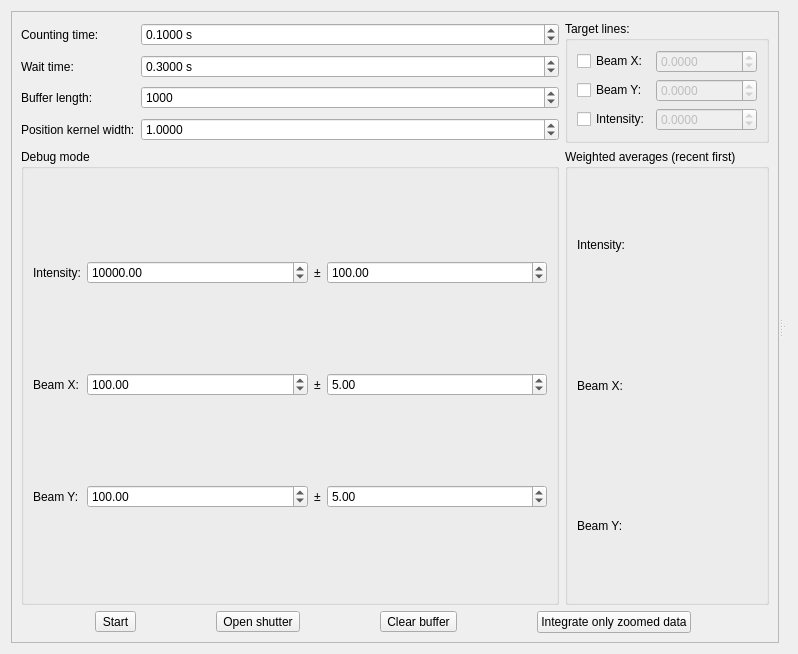
Old version of the form cct/qtgui2/measurement/monitor/monitor.ui in the repository awacha/cct.
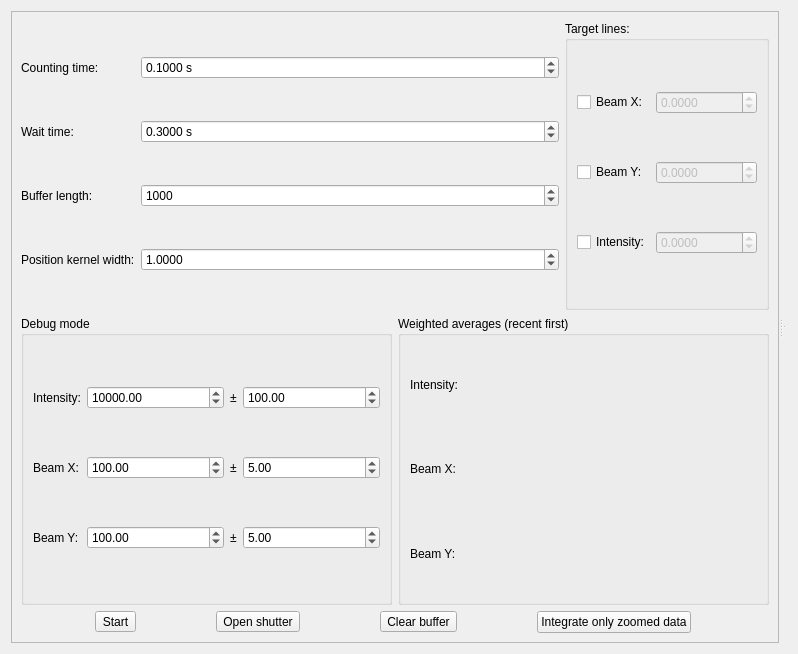
New version of the form. Icons and pictures are not drawn.

Commit message: Improving beam monitor

Patch:
```diff
--- a/cct/qtgui2/measurement/monitor/monitor.ui
+++ b/cct/qtgui2/measurement/monitor/monitor.ui
@@ -30,8 +30,236 @@
       <property name="frameShadow">
        <enum>QFrame::Raised</enum>
       </property>
-      <layout class="QGridLayout" name="gridLayout">
-       <item row="5" column="0" colspan="2">
+      <layout class="QVBoxLayout" name="verticalLayout_2">
+       <item>
+        <layout class="QHBoxLayout" name="horizontalLayout">
+         <item>
+          <layout class="QGridLayout" name="gridLayout_5">
+           <item row="3" column="0">
+            <widget class="QLabel" name="label_4">
+             <property name="text">
+              <string>Position kernel width:</string>
+             </property>
+             <property name="buddy">
+              <cstring>positionKDEWidthDoubleSpinBox</cstring>
+             </property>
+            </widget>
+           </item>
+           <item row="0" column="0">
+            <widget class="QLabel" name="label">
+             <property name="text">
+              <string>Counting time:</string>
+             </property>
+             <property name="buddy">
+              <cstring>expTimeDoubleSpinBox</cstring>
+             </property>
+            </widget>
+           </item>
+           <item row="1" column="0">
+            <widget class="QLabel" name="label_3">
+             <property name="text">
+              <string>Wait time:</string>
+             </property>
+             <property name="buddy">
+              <cstring>waitTimeDoubleSpinBox</cstring>
+             </property>
+            </widget>
+           </item>
+           <item row="2" column="0">
+            <widget class="QLabel" name="label_2">
+             <property name="text">
+              <string>Buffer length:</string>
+             </property>
+             <property name="buddy">
+              <cstring>bufferLengthSpinBox</cstring>
+             </property>
+            </widget>
+           </item>
+           <item row="0" column="1">
+            <widget class="QDoubleSpinBox" name="expTimeDoubleSpinBox">
+             <property name="sizePolicy">
+              <sizepolicy hsizetype="Preferred" vsizetype="Fixed">
+               <horstretch>1</horstretch>
+               <verstretch>0</verstretch>
+              </sizepolicy>
+             </property>
+             <property name="suffix">
+              <string> s</string>
+             </property>
+             <property name="decimals">
+              <number>4</number>
+             </property>
+             <property name="minimum">
+              <double>0.000100000000000</double>
+             </property>
+             <property name="maximum">
+              <double>99999.999899999995250</double>
+             </property>
+             <property name="singleStep">
+              <double>0.100000000000000</double>
+             </property>
+             <property name="value">
+              <double>0.100000000000000</double>
+             </property>
+            </widget>
+           </item>
+           <item row="1" column="1">
+            <widget class="QDoubleSpinBox" name="waitTimeDoubleSpinBox">
+             <property name="sizePolicy">
+              <sizepolicy hsizetype="Preferred" vsizetype="Fixed">
+               <horstretch>1</horstretch>
+               <verstretch>0</verstretch>
+              </sizepolicy>
+             </property>
+             <property name="suffix">
+              <string> s</string>
+             </property>
+             <property name="decimals">
+              <number>4</number>
+             </property>
+             <property name="maximum">
+              <double>99999.999899999995250</double>
+             </property>
+             <property name="singleStep">
+              <double>0.100000000000000</double>
+             </property>
+             <property name="value">
+              <double>0.300000000000000</double>
+             </property>
+            </widget>
+           </item>
+           <item row="2" column="1">
+            <widget class="QSpinBox" name="bufferLengthSpinBox">
+             <property name="sizePolicy">
+              <sizepolicy hsizetype="Preferred" vsizetype="Fixed">
+               <horstretch>1</horstretch>
+               <verstretch>0</verstretch>
+              </sizepolicy>
+             </property>
+             <property name="keyboardTracking">
+              <bool>false</bool>
+             </property>
+             <property name="minimum">
+              <number>1</number>
+             </property>
+             <property name="maximum">
+              <number>99999999</number>
+             </property>
+             <property name="value">
+              <number>1000</number>
+             </property>
+            </widget>
+           </item>
+           <item row="3" column="1">
+            <widget class="QDoubleSpinBox" name="positionKDEWidthDoubleSpinBox">
+             <property name="sizePolicy">
+              <sizepolicy hsizetype="Preferred" vsizetype="Fixed">
+               <horstretch>1</horstretch>
+               <verstretch>0</verstretch>
+              </sizepolicy>
+             </property>
+             <property name="keyboardTracking">
+              <bool>false</bool>
+             </property>
+             <property name="decimals">
+              <number>4</number>
+             </property>
+             <property name="minimum">
+              <double>0.000100000000000</double>
+             </property>
+             <property name="maximum">
+              <double>99.999899999999997</double>
+             </property>
+             <property name="value">
+              <double>1.000000000000000</double>
+             </property>
+            </widget>
+           </item>
+          </layout>
+         </item>
+         <item>
+          <widget class="QGroupBox" name="targetGroupBox">
+           <property name="title">
+            <string>Target lines:</string>
+           </property>
+           <layout class="QGridLayout" name="gridLayout_4">
+            <item row="2" column="0">
+             <widget class="QCheckBox" name="intensityTargetCheckBox">
+              <property name="text">
+               <string>Intensity:</string>
+              </property>
+             </widget>
+            </item>
+            <item row="0" column="0">
+             <widget class="QCheckBox" name="beamXTargetCheckBox">
+              <property name="text">
+               <string>Beam X:</string>
+              </property>
+             </widget>
+            </item>
+            <item row="1" column="0">
+             <widget class="QCheckBox" name="beamYTargetCheckBox">
+              <property name="text">
+               <string>Beam Y:</string>
+              </property>
+             </widget>
+            </item>
+            <item row="2" column="1">
+             <widget class="QDoubleSpinBox" name="intensityTargetDoubleSpinBox">
+              <property name="enabled">
+               <bool>false</bool>
+              </property>
+              <property name="decimals">
+               <number>4</number>
+              </property>
+              <property name="minimum">
+               <double>-9999999999999999455752309870428160.000000000000000</double>
+              </property>
+              <property name="maximum">
+               <double>9999999999999999455752309870428160.000000000000000</double>
+              </property>
+             </widget>
+            </item>
+            <item row="1" column="1">
+             <widget class="QDoubleSpinBox" name="beamYTargetDoubleSpinBox">
+              <property name="enabled">
+               <bool>false</bool>
+              </property>
+              <property name="decimals">
+               <number>4</number>
+              </property>
+              <property name="minimum">
+               <double>-9999999999999999455752309870428160.000000000000000</double>
+              </property>
+              <property name="maximum">
+               <double>9999999999999999455752309870428160.000000000000000</double>
+              </property>
+             </widget>
+            </item>
+            <item row="0" column="1">
+             <widget class="QDoubleSpinBox" name="beamXTargetDoubleSpinBox">
+              <property name="enabled">
+               <bool>false</bool>
+              </property>
+              <property name="decimals">
+               <number>4</number>
+              </property>
+              <property name="minimum">
+               <double>-9999999999999999455752309870428160.000000000000000</double>
+              </property>
+              <property name="maximum">
+               <double>9999999999999999455752309870428160.000000000000000</double>
+              </property>
+             </widget>
+            </item>
+           </layout>
+          </widget>
+         </item>
+        </layout>
+       </item>
+       <item>
+        <layout class="QHBoxLayout" name="horizontalLayout_3">
+         <item>
         <widget class="QGroupBox" name="debugModeGroupBox">
          <property name="title">
           <string>Debug mode</string>
@@ -199,200 +427,7 @@
          </layout>
         </widget>
        </item>
-       <item row="3" column="0">
-        <widget class="QLabel" name="label_4">
-         <property name="text">
-          <string>Position kernel width:</string>
-         </property>
-         <property name="buddy">
-          <cstring>positionKDEWidthDoubleSpinBox</cstring>
-         </property>
-        </widget>
-       </item>
-       <item row="1" column="1">
-        <widget class="QDoubleSpinBox" name="waitTimeDoubleSpinBox">
-         <property name="sizePolicy">
-          <sizepolicy hsizetype="Preferred" vsizetype="Fixed">
-           <horstretch>1</horstretch>
-           <verstretch>0</verstretch>
-          </sizepolicy>
-         </property>
-         <property name="suffix">
-          <string> s</string>
-         </property>
-         <property name="decimals">
-          <number>4</number>
-         </property>
-         <property name="maximum">
-          <double>99999.999899999995250</double>
-         </property>
-         <property name="singleStep">
-          <double>0.100000000000000</double>
-         </property>
-         <property name="value">
-          <double>0.300000000000000</double>
-         </property>
-        </widget>
-       </item>
-       <item row="0" column="2" rowspan="4">
-        <widget class="QGroupBox" name="targetGroupBox">
-         <property name="title">
-          <string>Target lines:</string>
-         </property>
-         <layout class="QGridLayout" name="gridLayout_4">
-          <item row="2" column="0">
-           <widget class="QCheckBox" name="intensityTargetCheckBox">
-            <property name="text">
-             <string>Intensity:</string>
-            </property>
-           </widget>
-          </item>
-          <item row="0" column="0">
-           <widget class="QCheckBox" name="beamXTargetCheckBox">
-            <property name="text">
-             <string>Beam X:</string>
-            </property>
-           </widget>
-          </item>
-          <item row="1" column="0">
-           <widget class="QCheckBox" name="beamYTargetCheckBox">
-            <property name="text">
-             <string>Beam Y:</string>
-            </property>
-           </widget>
-          </item>
-          <item row="2" column="1">
-           <widget class="QDoubleSpinBox" name="intensityTargetDoubleSpinBox">
-            <property name="enabled">
-             <bool>false</bool>
-            </property>
-            <property name="decimals">
-             <number>4</number>
-            </property>
-            <property name="minimum">
-             <double>-9999999999999999455752309870428160.000000000000000</double>
-            </property>
-            <property name="maximum">
-             <double>9999999999999999455752309870428160.000000000000000</double>
-            </property>
-           </widget>
-          </item>
-          <item row="1" column="1">
-           <widget class="QDoubleSpinBox" name="beamYTargetDoubleSpinBox">
-            <property name="enabled">
-             <bool>false</bool>
-            </property>
-            <property name="decimals">
-             <number>4</number>
-            </property>
-            <property name="minimum">
-             <double>-9999999999999999455752309870428160.000000000000000</double>
-            </property>
-            <property name="maximum">
-             <double>9999999999999999455752309870428160.000000000000000</double>
-            </property>
-           </widget>
-          </item>
-          <item row="0" column="1">
-           <widget class="QDoubleSpinBox" name="beamXTargetDoubleSpinBox">
-            <property name="enabled">
-             <bool>false</bool>
-            </property>
-            <property name="decimals">
-             <number>4</number>
-            </property>
-            <property name="minimum">
-             <double>-9999999999999999455752309870428160.000000000000000</double>
-            </property>
-            <property name="maximum">
-             <double>9999999999999999455752309870428160.000000000000000</double>
-            </property>
-           </widget>
-          </item>
-         </layout>
-        </widget>
-       </item>
-       <item row="2" column="1">
-        <widget class="QSpinBox" name="bufferLengthSpinBox">
-         <property name="sizePolicy">
-          <sizepolicy hsizetype="Preferred" vsizetype="Fixed">
-           <horstretch>1</horstretch>
-           <verstretch>0</verstretch>
-          </sizepolicy>
-         </property>
-         <property name="keyboardTracking">
-          <bool>false</bool>
-         </property>
-         <property name="minimum">
-          <number>1</number>
-         </property>
-         <property name="maximum">
-          <number>99999999</number>
-         </property>
-         <property name="value">
-          <number>1000</number>
-         </property>
-        </widget>
-       </item>
-       <item row="0" column="0">
-        <widget class="QLabel" name="label">
-         <property name="text">
-          <string>Counting time:</string>
-         </property>
-         <property name="buddy">
-          <cstring>expTimeDoubleSpinBox</cstring>
-         </property>
-        </widget>
-       </item>
-       <item row="0" column="1">
-        <widget class="QDoubleSpinBox" name="expTimeDoubleSpinBox">
-         <property name="sizePolicy">
-          <sizepolicy hsizetype="Preferred" vsizetype="Fixed">
-           <horstretch>1</horstretch>
-           <verstretch>0</verstretch>
-          </sizepolicy>
-         </property>
-         <property name="suffix">
-          <string> s</string>
-         </property>
-         <property name="decimals">
-          <number>4</number>
-         </property>
-         <property name="minimum">
-          <double>0.000100000000000</double>
-         </property>
-         <property name="maximum">
-          <double>99999.999899999995250</double>
-         </property>
-         <property name="singleStep">
-          <double>0.100000000000000</double>
-         </property>
-         <property name="value">
-          <double>0.100000000000000</double>
-         </property>
-        </widget>
-       </item>
-       <item row="1" column="0">
-        <widget class="QLabel" name="label_3">
-         <property name="text">
-          <string>Wait time:</string>
-         </property>
-         <property name="buddy">
-          <cstring>waitTimeDoubleSpinBox</cstring>
-         </property>
-        </widget>
-       </item>
-       <item row="2" column="0">
-        <widget class="QLabel" name="label_2">
-         <property name="text">
-          <string>Buffer length:</string>
-         </property>
-         <property name="buddy">
-          <cstring>bufferLengthSpinBox</cstring>
-         </property>
-        </widget>
-       </item>
-       <item row="5" column="2">
+         <item>
         <widget class="QGroupBox" name="groupBox_2">
          <property name="title">
           <string>Weighted averages (recent first)</string>
@@ -461,32 +496,9 @@
          </layout>
         </widget>
        </item>
-       <item row="3" column="1">
-        <widget class="QDoubleSpinBox" name="positionKDEWidthDoubleSpinBox">
-         <property name="sizePolicy">
-          <sizepolicy hsizetype="Preferred" vsizetype="Fixed">
-           <horstretch>1</horstretch>
-           <verstretch>0</verstretch>
-          </sizepolicy>
-         </property>
-         <property name="keyboardTracking">
-          <bool>false</bool>
-         </property>
-         <property name="decimals">
-          <number>4</number>
-         </property>
-         <property name="minimum">
-          <double>0.000100000000000</double>
-         </property>
-         <property name="maximum">
-          <double>99.999899999999997</double>
-         </property>
-         <property name="value">
-          <double>1.000000000000000</double>
-         </property>
-        </widget>
+        </layout>
        </item>
-       <item row="6" column="0" colspan="3">
+       <item>
         <layout class="QHBoxLayout" name="horizontalLayout_2">
          <item>
           <widget class="QToolButton" name="startStopToolButton">
@@ -569,7 +581,7 @@
          </item>
         </layout>
        </item>
-       <item row="8" column="0" colspan="3">
+       <item>
         <layout class="QVBoxLayout" name="plotImageVerticalLayout">
          <property name="topMargin">
           <number>0</number>
```
Left out of the diff: 4 changed lines with no effect on the pictures. Lines whose indentation alone changed are shown as unchanged.
